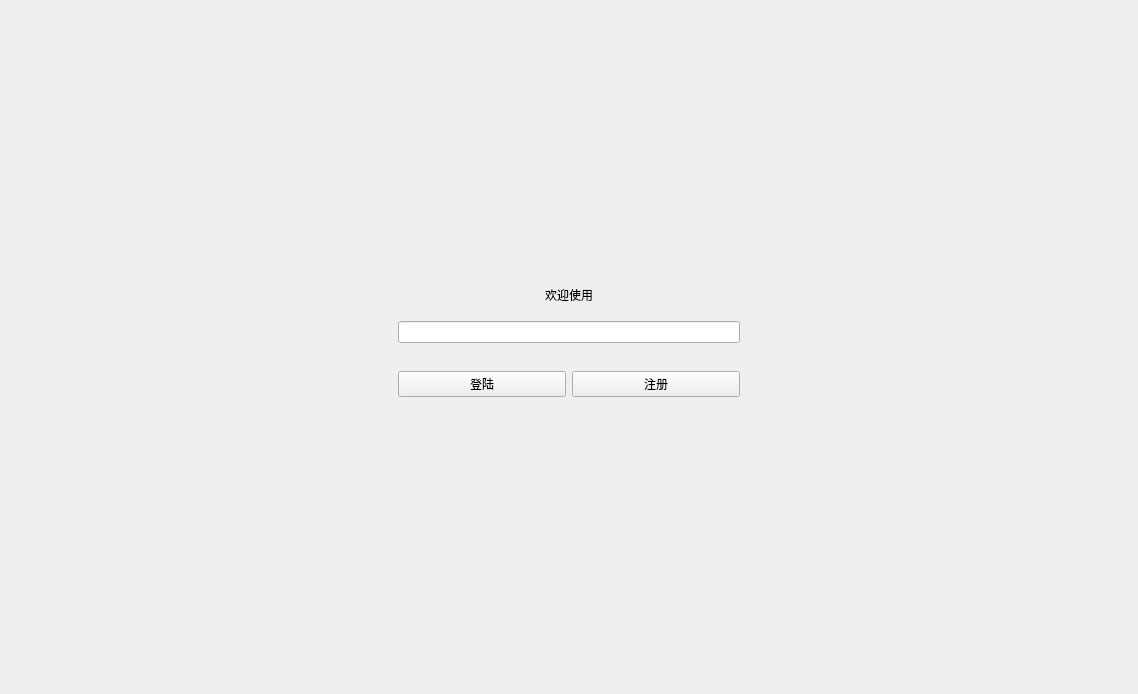
Qt form src/qt_headers/widget.ui (Wjc1999/Data_structure_touring_simulator) before a commit.
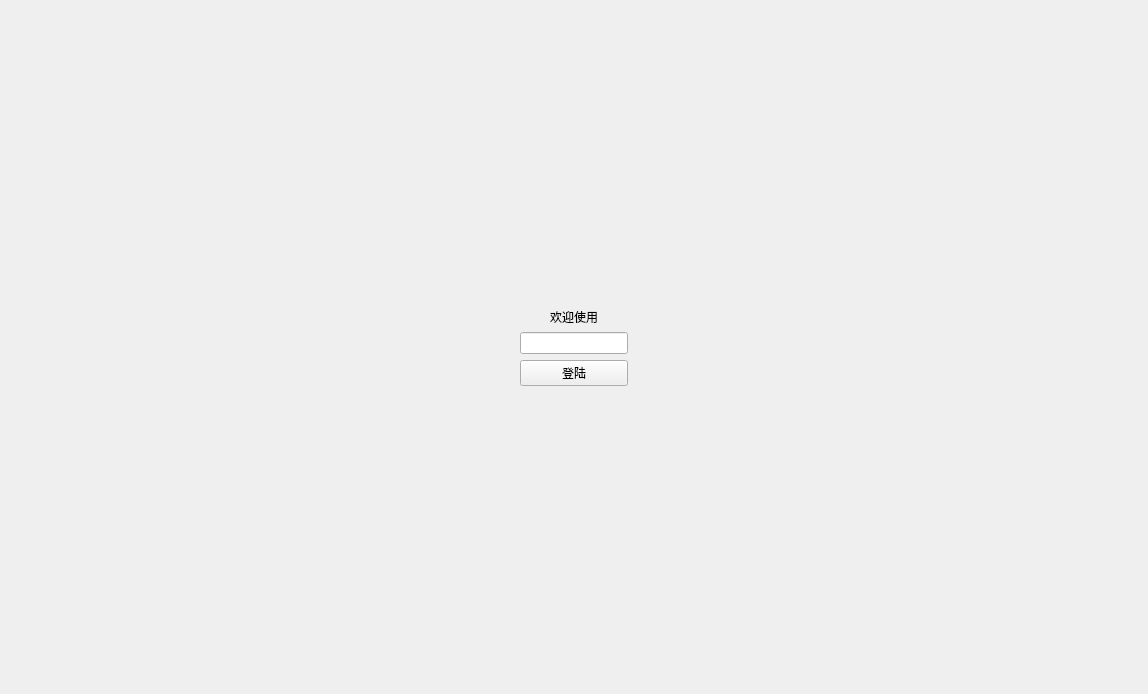
The same form after that commit. Icons and pictures are not drawn. Custom widgets are drawn as their Qt base class.

```diff
--- a/src/qt_headers/widget.ui
+++ b/src/qt_headers/widget.ui
@@ -9,7 +9,7 @@
    <rect>
     <x>0</x>
     <y>0</y>
-    <width>1138</width>
+    <width>1148</width>
     <height>694</height>
    </rect>
   </property>
@@ -30,46 +30,41 @@
        <bool>true</bool>
       </property>
       <layout class="QGridLayout" name="gridLayout_2">
-       <item row="2" column="3">
-        <widget class="QWidget" name="widget" native="true">
-         <layout class="QHBoxLayout" name="horizontalLayout">
-          <item>
-           <widget class="QLineEdit" name="lineEdit">
-            <property name="autoFillBackground">
-             <bool>false</bool>
-            </property>
-            <property name="maxLength">
-             <number>256</number>
-            </property>
-            <property name="clearButtonEnabled">
-             <bool>false</bool>
-            </property>
-           </widget>
-          </item>
-         </layout>
-        </widget>
+       <item row="1" column="1" colspan="2">
+        <layout class="QVBoxLayout" name="verticalLayout_4">
+         <item>
+          <widget class="QLabel" name="welcom_label">
+           <property name="text">
+            <string>欢迎使用</string>
+           </property>
+           <property name="alignment">
+            <set>Qt::AlignCenter</set>
+           </property>
+          </widget>
+         </item>
+         <item>
+          <widget class="QLineEdit" name="lineEdit">
+           <property name="autoFillBackground">
+            <bool>false</bool>
+           </property>
+           <property name="maxLength">
+            <number>256</number>
+           </property>
+           <property name="clearButtonEnabled">
+            <bool>false</bool>
+           </property>
+          </widget>
+         </item>
+         <item>
+          <widget class="QPushButton" name="LogInButton">
+           <property name="text">
+            <string>登陆</string>
+           </property>
+          </widget>
+         </item>
+        </layout>
        </item>
-       <item row="3" column="3">
-        <widget class="QWidget" name="widget_2" native="true">
-         <layout class="QHBoxLayout" name="horizontalLayout_2">
-          <item>
-           <widget class="QPushButton" name="LogInButton">
-            <property name="text">
-             <string>登陆</string>
-            </property>
-           </widget>
-          </item>
-          <item>
-           <widget class="QPushButton" name="SignUpButton">
-            <property name="text">
-             <string>注册</string>
-            </property>
-           </widget>
-          </item>
-         </layout>
-        </widget>
-       </item>
-       <item row="2" column="0">
+       <item row="1" column="0">
         <spacer name="horizontalSpacer">
          <property name="orientation">
           <enum>Qt::Horizontal</enum>
@@ -82,7 +77,7 @@
          </property>
         </spacer>
        </item>
-       <item row="2" column="4">
+       <item row="1" column="3">
         <spacer name="horizontalSpacer_2">
          <property name="orientation">
           <enum>Qt::Horizontal</enum>
@@ -95,33 +90,7 @@
          </property>
         </spacer>
        </item>
-       <item row="3" column="0">
-        <spacer name="horizontalSpacer_3">
-         <property name="orientation">
-          <enum>Qt::Horizontal</enum>
-         </property>
-         <property name="sizeHint" stdset="0">
-          <size>
-           <width>328</width>
-           <height>20</height>
-          </size>
-         </property>
-        </spacer>
-       </item>
-       <item row="3" column="4">
-        <spacer name="horizontalSpacer_4">
-         <property name="orientation">
-          <enum>Qt::Horizontal</enum>
-         </property>
-         <property name="sizeHint" stdset="0">
-          <size>
-           <width>328</width>
-           <height>20</height>
-          </size>
-         </property>
-        </spacer>
-       </item>
-       <item row="4" column="3">
+       <item row="2" column="2">
         <spacer name="verticalSpacer_2">
          <property name="orientation">
           <enum>Qt::Vertical</enum>
@@ -134,7 +103,7 @@
          </property>
         </spacer>
        </item>
-       <item row="0" column="3">
+       <item row="0" column="1">
         <spacer name="verticalSpacer">
          <property name="orientation">
           <enum>Qt::Vertical</enum>
@@ -147,16 +116,6 @@
          </property>
         </spacer>
        </item>
-       <item row="1" column="3">
-        <widget class="QLabel" name="welcom_label">
-         <property name="text">
-          <string>欢迎使用</string>
-         </property>
-         <property name="alignment">
-          <set>Qt::AlignCenter</set>
-         </property>
-        </widget>
-       </item>
       </layout>
      </widget>
      <widget class="QWidget" name="MainPage">
```
Left out of the diff: 195 changed lines with no effect on the pictures.
